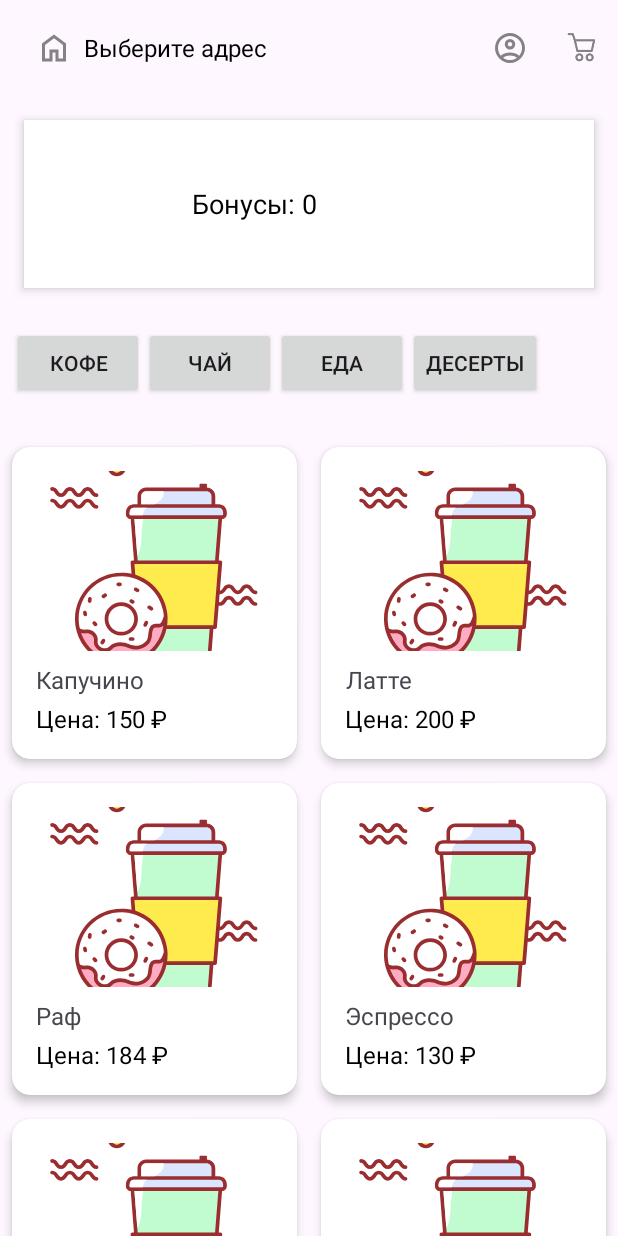
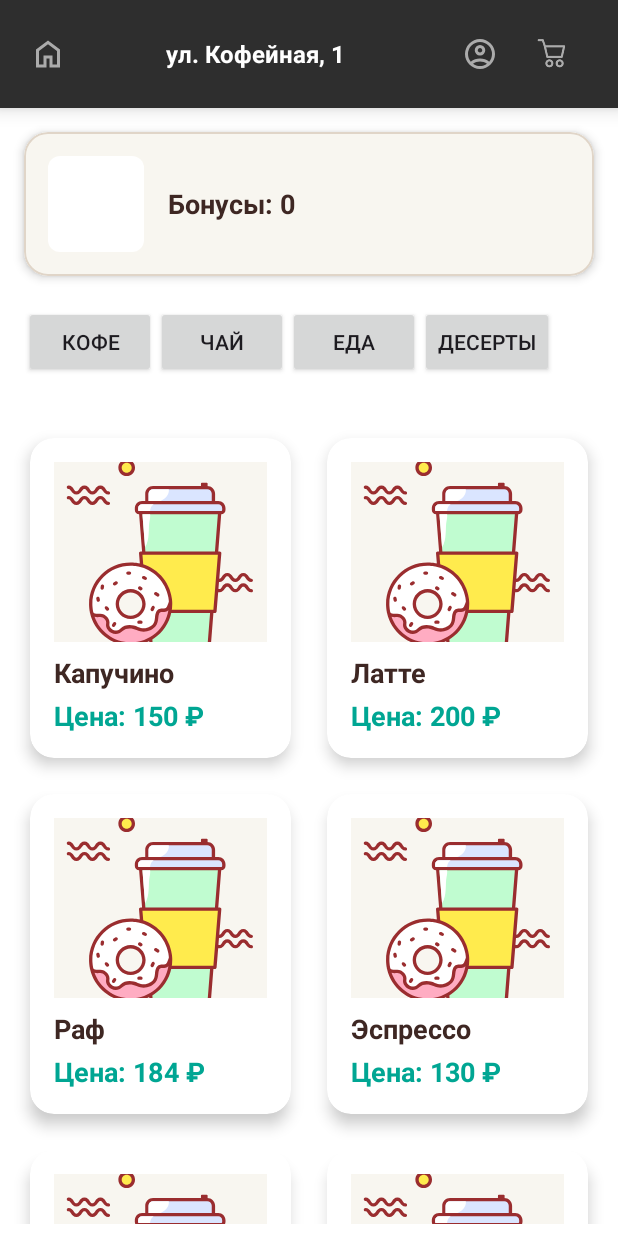
Before and after one commit to danaddi/CoffeeFirst, an Android app: the HomeFragment screen opened through its navigation route, on a phone screen of 412 x 824 dp. Run offline under Robolectric (Android 15) with nearby library versions, the phone set to English and light mode, and no system bars; our stand-ins replace Dagger/Hilt's generated code, Firebase (no records; nobody signed in at launch, a user with empty details on screens opened directly); libraries missing offline, so code that uses them is left out: com.journeyapps.barcodescanner; 2 statements that could not run were skipped.

Commit message:
Добавлен дизайн

```diff
--- /dev/null
+++ b/app/src/main/res/drawable/bg_button_emerald.xml
@@ -0,0 +1,5 @@
+<shape xmlns:android="http://schemas.android.com/apk/res/android"
+    android:shape="rectangle">
+    <solid android:color="#00A693"/>
+    <corners android:radius="16dp"/>
+</shape>
--- /dev/null
+++ b/app/src/main/res/drawable/bg_qr_rounded.xml
@@ -0,0 +1,5 @@
+<?xml version="1.0" encoding="utf-8"?>
+<shape xmlns:android="http://schemas.android.com/apk/res/android">
+    <solid android:color="@android:color/white"/>
+    <corners android:radius="8dp"/>
+</shape>
--- a/app/src/main/res/layout/fragment_home.xml
+++ b/app/src/main/res/layout/fragment_home.xml
@@ -4,97 +4,93 @@
     xmlns:tools="http://schemas.android.com/tools"
     android:layout_width="match_parent"
     android:layout_height="match_parent"
+    android:background="#FFFFFF"
     tools:context=".ui.home.HomeFragment">
 
-    <androidx.coordinatorlayout.widget.CoordinatorLayout
+    <!-- Узкая верхняя панель (уменьшена высота) -->
+    <LinearLayout
+        android:id="@+id/address_container"
         android:layout_width="match_parent"
-        android:layout_height="match_parent">
+        android:layout_height="72dp"
+        android:orientation="horizontal"
+        android:background="#2E2E2E"
+        android:paddingStart="20dp"
+        android:paddingEnd="20dp"
+        android:gravity="center_vertical"
+        android:elevation="8dp">
 
-        <com.google.android.material.appbar.AppBarLayout
+        <ImageView
+            android:layout_width="24dp"
+            android:layout_height="24dp"
+            android:src="@drawable/ic_location"
+            android:contentDescription="Локация"
+            app:tint="#FFFFFF" />
+
+        <TextView
+            android:id="@+id/tv_address"
+            android:layout_width="0dp"
+            android:layout_height="wrap_content"
+            android:layout_weight="1"
+            android:text="ул. Кофейная, 1"
+            android:textColor="#FFFFFF"
+            android:textSize="16sp"
+            android:textStyle="bold"
+            android:gravity="center"
+            android:paddingStart="12dp"
+            android:paddingEnd="12dp" />
+
+        <!-- Изменено на ImageButton с ripple-эффектом -->
+        <ImageButton
+            android:id="@+id/btn_profile"
+            android:layout_width="48dp"
+            android:layout_height="48dp"
+            android:src="@drawable/ic_profile"
+            android:contentDescription="Профиль"
+            android:background="?attr/selectableItemBackgroundBorderless"
+            app:tint="#FFFFFF" />
+
+        <ImageButton
+            android:id="@+id/btn_cart"
+            android:layout_width="48dp"
+            android:layout_height="48dp"
+            android:src="@drawable/ic_cart"
+            android:contentDescription="Корзина"
+            android:background="?attr/selectableItemBackgroundBorderless"
+            app:tint="#FFFFFF" />
+    </LinearLayout>
+
+    <!-- Основное содержимое -->
+    <LinearLayout
         android:layout_width="match_parent"
-            android:layout_height="wrap_content"
-            android:theme="@style/ThemeOverlay.AppCompat.Dark.ActionBar">
+        android:layout_height="match_parent"
+        android:orientation="vertical"
+        android:paddingTop="72dp">
 
-            <androidx.appcompat.widget.Toolbar
-                android:id="@+id/toolbar"
+        <!-- Карточка бонусов (стилизованная) -->
+        <com.google.android.material.card.MaterialCardView
+            android:id="@+id/bonusQrContainer"
             android:layout_width="match_parent"
-                android:layout_height="?attr/actionBarSize">
+            android:layout_height="96dp"
+            android:layout_margin="16dp"
+            app:cardCornerRadius="16dp"
+            app:cardElevation="4dp"
+            app:cardBackgroundColor="#F8F6F0"
+            app:strokeColor="#E0D5C8"
+            app:strokeWidth="1dp">
 
             <LinearLayout
                 android:layout_width="match_parent"
                 android:layout_height="match_parent"
-                    android:orientation="horizontal">
-
-                    <LinearLayout
-                        android:id="@+id/address_container"
-                        android:layout_width="0dp"
-                        android:layout_height="match_parent"
-                        android:layout_weight="1"
-                        android:gravity="center_vertical"
-                        android:orientation="horizontal"
-                        android:padding="8dp">
-
-                        <ImageView
-                            android:layout_width="24dp"
-                            android:layout_height="24dp"
-                            android:src="@drawable/ic_location" />
-
-                        <TextView
-                            android:id="@+id/tv_address"
-                            android:layout_width="wrap_content"
-                            android:layout_height="wrap_content"
-                            android:layout_marginStart="8dp"
-                            android:text="Выберите адрес"
-                            android:textColor="@color/black"
-                            android:textSize="16sp" />
-                    </LinearLayout>
-
-                    <ImageView
-                        android:id="@+id/btn_profile"
-                        android:layout_width="48dp"
-                        android:layout_height="match_parent"
-                        android:padding="12dp"
-                        android:src="@drawable/ic_profile" />
-
-                    <ImageView
-                        android:id="@+id/btn_cart"
-                        android:layout_width="48dp"
-                        android:layout_height="match_parent"
-                        android:padding="12dp"
-                        android:src="@drawable/ic_cart" />
-
-                </LinearLayout>
-            </androidx.appcompat.widget.Toolbar>
-        </com.google.android.material.appbar.AppBarLayout>
-
-        <LinearLayout
-            android:layout_width="match_parent"
-            android:layout_height="match_parent"
-            android:orientation="vertical"
-            app:layout_behavior="@string/appbar_scrolling_view_behavior">
-
-            <FrameLayout
-                android:id="@+id/container"
-                android:layout_width="match_parent"
-                android:layout_height="146dp">
-
-                <LinearLayout
-                    android:id="@+id/bonusQrContainer"
-                    android:layout_width="match_parent"
-                    android:layout_height="112dp"
-                    android:layout_margin="16dp"
-                    android:background="@android:color/white"
-                    android:elevation="4dp"
                 android:gravity="center_vertical"
                 android:orientation="horizontal"
                 android:padding="16dp">
 
                 <ImageView
                     android:id="@+id/qrImageView"
-                        android:layout_width="80dp"
-                        android:layout_height="80dp"
+                    android:layout_width="64dp"
+                    android:layout_height="64dp"
                     android:layout_marginEnd="16dp"
-                        android:background="@android:color/background_light"
+                    android:background="@drawable/bg_qr_rounded"
                     android:contentDescription="@string/qr_code"
                     android:scaleType="centerInside" />
 
@@ -103,30 +99,56 @@
                     android:layout_width="wrap_content"
                     android:layout_height="wrap_content"
                     android:text="Бонусы: 0"
-                        android:textColor="@color/black"
-                        android:textSize="18sp" />
+                    android:textColor="#3E2723"
+                    android:textSize="18sp"
+                    android:textStyle="bold" />
             </LinearLayout>
-            </FrameLayout>
+        </com.google.android.material.card.MaterialCardView>
 
+        <!-- Категории с новым дизайном -->
         <HorizontalScrollView
             android:layout_width="match_parent"
             android:layout_height="wrap_content"
-                android:padding="8dp">
+            android:paddingStart="16dp"
+            android:paddingEnd="16dp"
+            android:paddingBottom="8dp"
+            android:overScrollMode="never"
+            android:scrollbars="none">
 
             <LinearLayout
                 android:id="@+id/categoryContainer"
                 android:layout_width="wrap_content"
                 android:layout_height="wrap_content"
-                    android:orientation="horizontal" />
+                android:orientation="horizontal"
+                android:gravity="center_vertical"
+                android:paddingTop="4dp"
+                android:paddingBottom="4dp">
+
+                <!-- Пример стилизованной кнопки категории -->
+                <com.google.android.material.button.MaterialButton
+                    style="@style/Widget.MaterialComponents.Button.OutlinedButton"
+                    android:layout_width="wrap_content"
+                    android:layout_height="50dp"
+                    android:layout_marginEnd="8dp"
+                    android:text="Кофе"
+                    android:textColor="#6D4C41"
+                    android:textSize="14sp"
+                    app:cornerRadius="20dp"
+                    app:strokeColor="#6D4C41"
+                    app:strokeWidth="1dp"
+                    app:rippleColor="#D7CCC8" />
+
+                <!-- Другие кнопки будут добавляться динамически -->
+            </LinearLayout>
         </HorizontalScrollView>
 
+        <!-- Фрагмент меню (без изменений) -->
         <fragment
             android:id="@+id/menuFragment"
             android:name="com.example.coffeefirst.ui.menu.MenuFragment"
             android:layout_width="match_parent"
             android:layout_height="0dp"
             android:layout_weight="1"
-                android:layout_marginTop="16dp" />
+            android:layout_marginTop="8dp" />
     </LinearLayout>
-    </androidx.coordinatorlayout.widget.CoordinatorLayout>
 </FrameLayout>
--- a/app/src/main/res/layout/fragment_menu.xml
+++ b/app/src/main/res/layout/fragment_menu.xml
@@ -2,11 +2,13 @@
 <LinearLayout xmlns:android="http://schemas.android.com/apk/res/android"
     android:layout_width="match_parent"
     android:layout_height="match_parent"
-    android:orientation="vertical">
+    android:orientation="vertical"
+    android:background="#FFFFFF">
 
     <androidx.recyclerview.widget.RecyclerView
         android:id="@+id/menuRecyclerView"
         android:layout_width="match_parent"
-        android:layout_height="match_parent" />
+        android:layout_height="match_parent"
+        android:padding="8dp" />
 
 </LinearLayout>
--- a/app/src/main/res/layout/item_menu.xml
+++ b/app/src/main/res/layout/item_menu.xml
@@ -1,12 +1,11 @@
-<?xml version="1.0" encoding="utf-8"?>
 <androidx.cardview.widget.CardView xmlns:android="http://schemas.android.com/apk/res/android"
     xmlns:app="http://schemas.android.com/apk/res-auto"
     android:layout_width="match_parent"
     android:layout_height="wrap_content"
-    android:layout_margin="8dp"
-    android:background="?attr/selectableItemBackground"
-    app:cardElevation="4dp"
-    app:cardCornerRadius="12dp">
+    android:layout_margin="12dp"
+    app:cardElevation="6dp"
+    app:cardCornerRadius="16dp"
+    app:cardBackgroundColor="#FFFFFF">
 
     <LinearLayout
         android:layout_width="match_parent"
@@ -19,14 +18,17 @@
             android:layout_width="match_parent"
             android:layout_height="120dp"
             android:scaleType="centerCrop"
-            android:src="@android:color/darker_gray"/>
+            android:src="@android:color/darker_gray"
+            android:background="#F8F6F0"/>
 
         <TextView
             android:id="@+id/title"
             android:layout_width="wrap_content"
             android:layout_height="wrap_content"
             android:text="Название"
-            android:textSize="16sp"
+            android:textSize="18sp"
+            android:textStyle="bold"
+            android:textColor="#3E2723"
             android:paddingTop="8dp"
             android:textAlignment="center"/>
 
@@ -36,8 +38,8 @@
             android:layout_height="wrap_content"
             android:layout_marginTop="4dp"
             android:text="Цена: 199 ₽"
-            android:textColor="@android:color/black"
-            android:textSize="16sp" />
+            android:textColor="#00A693"
+            android:textSize="18sp"
+            android:textStyle="bold" />
     </LinearLayout>
-
 </androidx.cardview.widget.CardView>
--- a/app/src/main/res/values/colors.xml
+++ b/app/src/main/res/values/colors.xml
@@ -4,4 +4,8 @@
     <color name="white">#FFFFFFFF</color>
     <color name="red">#FF0000</color>
     <color name="colorPrimary">#6200EE</color>
+    <color name="chocolateBrown">#853820</color>
+    <color name="coffee_dark">#3E2723</color>
+    <color name="coffee_medium">#6D4C41</color>
+    <color name="coffee_light">#D7CCC8</color>
 </resources>
```
Also changed, not shown: app/src/main/res/layout/fragment_cart.xml (+12 -5 lines), app/src/main/res/layout/fragment_login.xml (+22 -9 lines), app/src/main/res/layout/fragment_payment.xml (+51 -29 lines), app/src/main/res/layout/fragment_profile.xml (+20 -8 lines), app/src/main/res/layout/fragment_register.xml (+50 -15 lines), app/src/main/res/layout/item_cart.xml (+15 -20 lines). Lines whose indentation alone changed are shown as unchanged.
